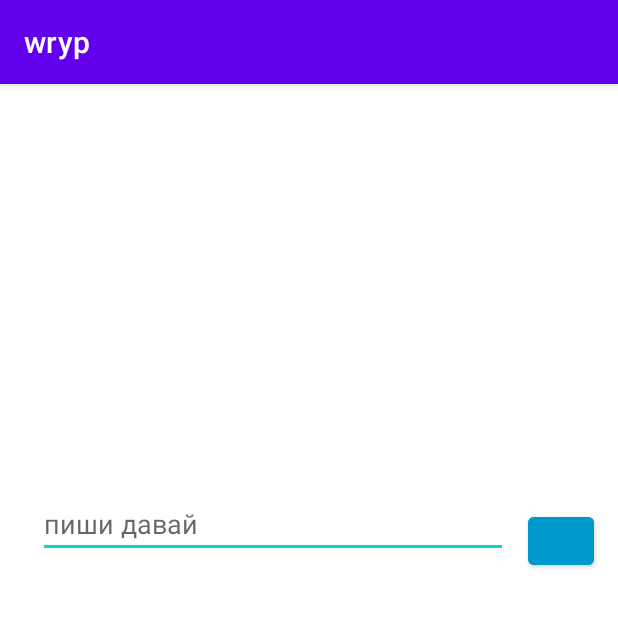
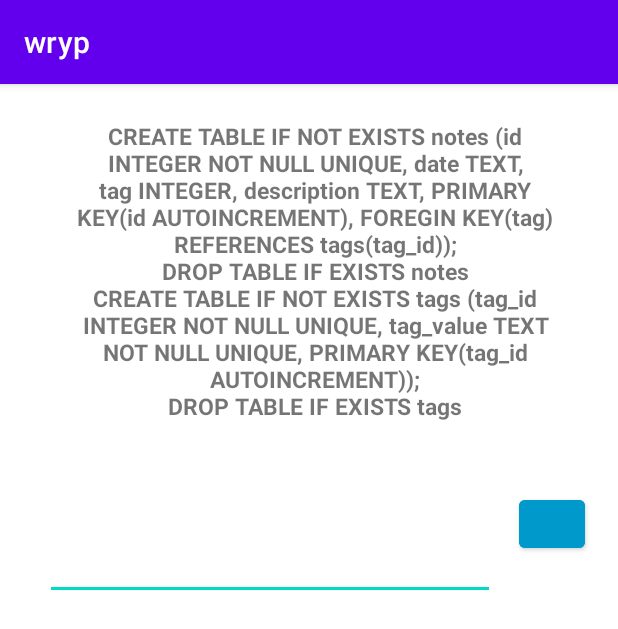
Before and after one commit to Tenshiqq/wryp, an Android app: the screen it shows after launch (MainActivity), after a tap on an icon or button, on a phone screen of 412 x 824 dp. Shown: the top 629 px of the screen. Run offline under Robolectric (Android 15) with nearby library versions, the phone set to English and light mode, and no system bars.

Commit message:
DB CONSTANTS

```diff
--- a/app/src/main/AndroidManifest.xml
+++ b/app/src/main/AndroidManifest.xml
@@ -6,7 +6,7 @@
         android:allowBackup="true"
         android:dataExtractionRules="@xml/data_extraction_rules"
         android:fullBackupContent="@xml/backup_rules"
-        android:icon="@mipmap/ic_launcher"
+        android:icon="@drawable/icon"
         android:label="@string/app_name"
         android:supportsRtl="true"
         android:theme="@style/Theme.Wryp"
--- a/app/src/main/java/com/example/wryp/MainActivity.java
+++ b/app/src/main/java/com/example/wryp/MainActivity.java
@@ -13,6 +13,8 @@ import android.widget.Button;
 import android.widget.EditText;
 import android.widget.MultiAutoCompleteTextView;
 import android.widget.TextView;
+
+import com.example.wryp.db.Constants;
 
 import java.lang.reflect.Array;
 import java.util.Arrays;
@@ -33,81 +35,17 @@ public class MainActivity extends AppCompatActivity {
         textOutput = findViewById(R.id.textOutput);
 
 
-        String[] commands = {"/np", "/ep", "/sp", "/dp", "nday", "nmonday", "ntuesday", "nwednesday", "nthursday", "nfriday", "nsaturday", "nsunday", "nweek", "nmonth"};
-
-        ArrayAdapter<String> adapter = new ArrayAdapter<>(this, android.R.layout.simple_list_item_1, commands);
-        inputText.setAdapter(adapter);
-        inputText.setTokenizer(new SpaceTokenizer());
-        inputText.setThreshold(1);
-
         inpButton.setOnClickListener(new View.OnClickListener() {
             @Override
             public void onClick(View v) {
-                String sInput;
-                sInput = inputText.getText().toString();
-                String[] commands;
-                commands = sInput.split(" ");
-                if (commands[0].equals("/np")){
-                    textOutput.setText("create new plan");
-                }
+                textOutput.append(Constants.CREATE_TABLE_NOTES + "\n");
+                textOutput.append(Constants.DROP_TABLE_NOTES + "\n");
+                textOutput.append(Constants.CREATE_TABLE_TAGS + "\n");
+                textOutput.append(Constants.DROP_TABLE_TAGS + "\n");
             }
         });
-
     }
 
+
+
 }
-class SpaceTokenizer implements MultiAutoCompleteTextView.Tokenizer {
-    private int i;
-
-    // Returns the start of the token that ends at offset cursor within text.
-    public int findTokenStart(CharSequence inputText, int cursor) {
-        int idx = cursor;
-
-        while (idx > 0 && inputText.charAt(idx - 1) != ' ') {
-            idx--;
-        }
-        while (idx < cursor && inputText.charAt(idx) == ' ') {
-            idx++;
-        }
-        return idx;
-    }
-
-    // Returns the end of the token (minus trailing punctuation) that
-    // begins at offset cursor within text.
-    public int findTokenEnd(CharSequence inputText, int cursor) {
-        int idx = cursor;
-        int length = inputText.length();
-
-        while (idx < length) {
-            if (inputText.charAt(i) == ' ') {
-                return idx;
-            } else {
-                idx++;
-            }
-        }
-        return length;
-    }
-
-    // Returns text, modified, if necessary, to ensure that it ends with a token terminator
-    // (for example a space or comma).
-    public CharSequence terminateToken(CharSequence inputText) {
-        int idx = inputText.length();
-
-        while (idx > 0 && inputText.charAt(idx - 1) == ' ') {
-            idx--;
-        }
-
-        if (idx > 0 && inputText.charAt(idx - 1) == ' ') {
-            return inputText;
-        } else {
-            if (inputText instanceof Spanned) {
-                SpannableString sp = new SpannableString(inputText + " ");
-                TextUtils.copySpansFrom((Spanned) inputText, 0, inputText.length(),
-                        Object.class, sp, 0);
-                return sp;
-            } else {
-                return inputText + " ";
-            }
-        }
-    }
-}
--- a/app/src/main/res/layout/activity_main.xml
+++ b/app/src/main/res/layout/activity_main.xml
@@ -10,39 +10,40 @@
         android:id="@+id/inpButton"
         android:layout_width="44dp"
         android:layout_height="44dp"
-        android:layout_marginEnd="16dp"
         android:backgroundTint="@android:color/holo_blue_dark"
         app:layout_constraintBottom_toBottomOf="parent"
-        app:layout_constraintEnd_toEndOf="parent"
+        app:layout_constraintEnd_toEndOf="@+id/textOutput"
         app:layout_constraintHorizontal_bias="1.0"
         app:layout_constraintStart_toEndOf="@+id/inputText"
-        app:layout_constraintTop_toTopOf="parent"
-        app:layout_constraintVertical_bias="0.39" />
+        app:layout_constraintTop_toBottomOf="@+id/textOutput"
+        app:layout_constraintVertical_bias="0.057" />
 
     <TextView
         android:id="@+id/textOutput"
         android:layout_width="360dp"
         android:layout_height="220dp"
+        android:layout_marginStart="16dp"
+        android:layout_marginTop="16dp"
+        android:layout_marginEnd="16dp"
+        android:layout_marginBottom="16dp"
         android:gravity="center"
         android:textSize="15dp"
         android:textStyle="bold"
-        app:layout_constraintBottom_toBottomOf="parent"
+        app:layout_constraintBottom_toTopOf="@+id/inputText"
         app:layout_constraintEnd_toEndOf="parent"
-        app:layout_constraintHorizontal_bias="0.49"
+        app:layout_constraintHorizontal_bias="0.686"
         app:layout_constraintStart_toStartOf="parent"
         app:layout_constraintTop_toTopOf="parent"
-        app:layout_constraintVertical_bias="0.031" />
+        app:layout_constraintVertical_bias="0.148" />
 
     <MultiAutoCompleteTextView
         android:id="@+id/inputText"
-        android:layout_width="313dp"
+        android:layout_width="300dp"
         android:layout_height="39dp"
-        android:hint="пиши давай"
+        android:layout_marginBottom="424dp"
         app:layout_constraintBottom_toBottomOf="parent"
-        app:layout_constraintEnd_toEndOf="parent"
-        app:layout_constraintHorizontal_bias="0.255"
-        app:layout_constraintStart_toStartOf="parent"
-        app:layout_constraintTop_toBottomOf="@+id/textOutput"
-        app:layout_constraintVertical_bias="0.081" />
+        app:layout_constraintEnd_toEndOf="@+id/textOutput"
+        app:layout_constraintHorizontal_bias="0.0"
+        app:layout_constraintStart_toStartOf="@+id/textOutput" />
 
 </androidx.constraintlayout.widget.ConstraintLayout>
```
Also changed, not shown: app/src/main/java/com/example/wryp/CommandLine.java (added, +18 -0 lines), app/src/main/java/com/example/wryp/NewPlan.java (added, +27 -0 lines), app/src/main/java/com/example/wryp/SpaceTokenizer.java (added, +62 -0 lines), app/src/main/java/com/example/wryp/db/Constants.java (added, +29 -0 lines), app/src/main/java/com/example/wryp/db/DBHelper.java (added, +24 -0 lines), app/src/main/java/com/example/wryp/db/DBManager.java (added, +23 -0 lines), app/src/main/res/drawable/icon.png (added).
